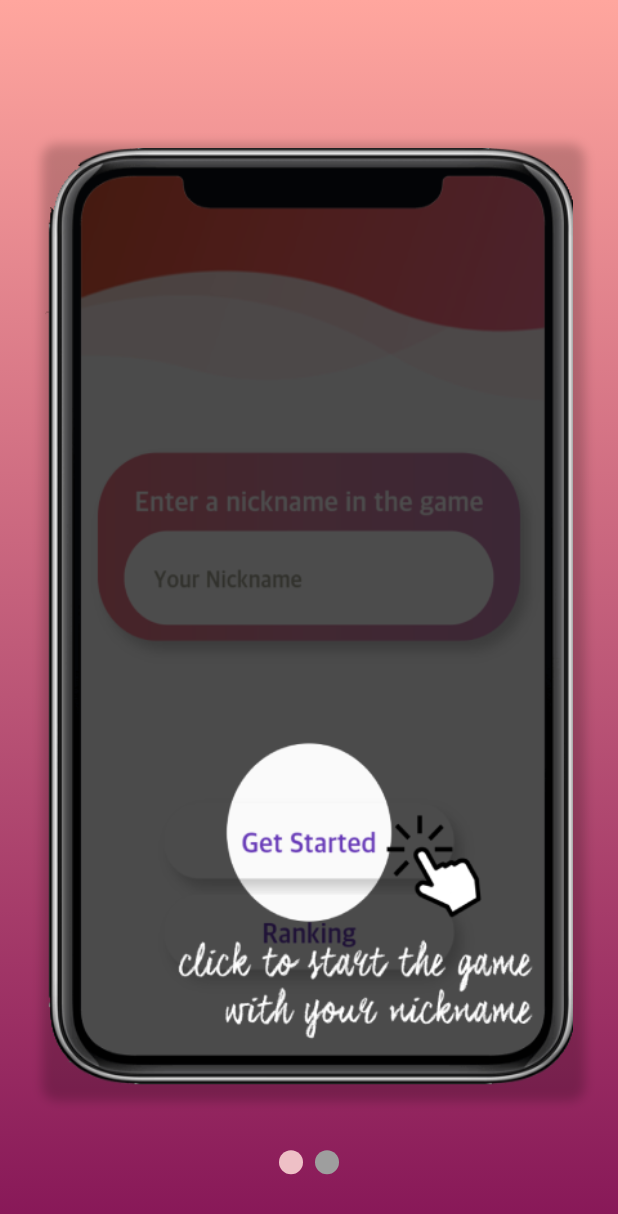
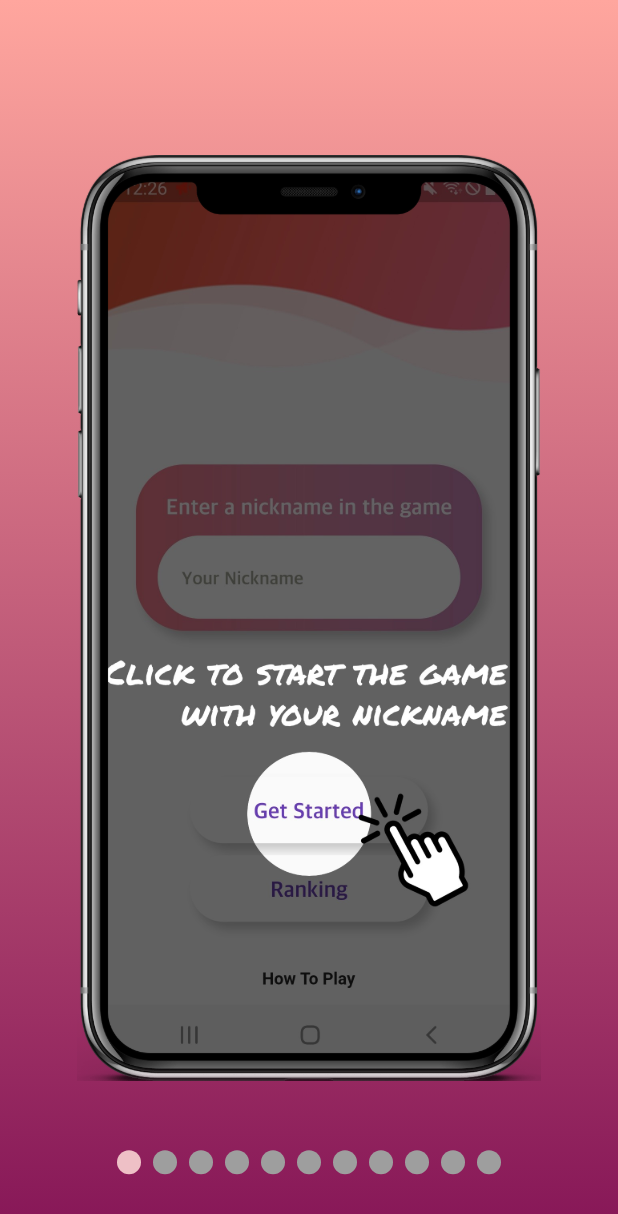
Before and after one commit to mingdyuo/motion_recognizing_game, a Flutter app: the Tutorial screen opened directly, on a phone screen of 412 x 824 dp. Shown: the top 1214 px of the screen. Run offline on Flutter 3.47's test engine with Material 2 defaults, Android fonts, the phone set to English and light mode, and no system bars; drawn by our look-alikes of smooth_page_indicator; our stand-ins replace device_info, dio, native_screenshot, permission_handler; missing offline and left inert: agora_rtc_engine, tflite; project files that could hold a hidden picture were left out.

Commit message:
Added images for tutorial page

```diff
--- a/lib/tutorial.dart
+++ b/lib/tutorial.dart
@@ -9,6 +9,20 @@ class Tutorial extends StatefulWidget {
 
 class _TutorialState extends State<Tutorial> {
   final controller = PageController(viewportFraction: 1);
+
+  List<Widget> pages = [
+    PhoneImage(assetName: 'assets/images/tutorial_main_1.jpg',),
+    PhoneImage(assetName: 'assets/images/tutorial_main_2.jpg',),
+    PhoneImage(assetName: 'assets/images/tutorial_2.jpg',),
+    PhoneImage(assetName: 'assets/images/tutorial_3.jpg',),
+    PhoneImage(assetName: 'assets/images/tutorial_4.jpg',),
+    PhoneImage(assetName: 'assets/images/tutorial_5_1.jpg',),
+    PhoneImage(assetName: 'assets/images/tutorial_5_2.jpg',),
+    PhoneImage(assetName: 'assets/images/tutorial_5_3.jpg',),
+    PhoneImage(assetName: 'assets/images/tutorial_6.jpg',),
+    PhoneImage(assetName: 'assets/images/tutorial_7.jpg',),
+    PhoneImage(assetName: 'assets/images/tutorial_8.jpg',),
+  ];
 
   @override
   Widget build(BuildContext context) {
@@ -33,22 +47,13 @@ class _TutorialState extends State<Tutorial> {
             PageView(
                 controller: controller,
                 physics: BouncingScrollPhysics(),
-                children: <Widget>[
-                  ImagePage(
-                    assetName: "assets/images/tutorial_main_1.png",
-                  ),
-                  ImagePage(
-                    assetName: "assets/images/tutorial_main_2.png",
-                  ),
-
-
-                ]
+                children: pages
             ),
             Positioned(
               bottom : _height * 0.05,
               child: SmoothPageIndicator(
                 controller: controller,
-                count: 2,
+                count: pages.length,
                 effect: JumpingDotEffect(
                   activeDotColor: Color.fromARGB(255,0xEE, 0xC0, 0xC6)
                 ),
@@ -62,38 +67,37 @@ class _TutorialState extends State<Tutorial> {
 }
 
 
-
-class ImagePage extends StatelessWidget{
+class PhoneImage extends StatelessWidget {
   String assetName;
-  ImagePage({this.assetName});
+  PhoneImage({this.assetName});
   @override
-  Widget build(BuildContext context){
+  Widget build(BuildContext context) {
     Size _size = MediaQuery.of(context).size;
     double _width = _size.width;
     double _height = _size.height;
     return Container(
+      width: _width * 0.75,
+      height: _width * 0.75 * 2.2,
+      child: Stack(
         alignment: Alignment.center,
-        margin: EdgeInsets.all(30),
-        decoration: BoxDecoration(
-          borderRadius: BorderRadius.circular(10),
-        ),
-        child: Container(
-          decoration: BoxDecoration(
-              borderRadius: BorderRadius.circular(10),
-              boxShadow: [
-                BoxShadow(
-                  blurRadius: 5,
-                  spreadRadius: 5,
-                  color: Colors.black.withOpacity(.2),
-                  offset: Offset(3.0, 3.0),
-                ),
-              ]
+        children: [
+          Container(
+            padding: EdgeInsets.all(30),
+            child: ClipRRect(
+              borderRadius: BorderRadius.circular(30),
+              child: Image.asset(
+                assetName,
+                width: _width * 0.7,
+              ),
+            ),
           ),
-          child: Image.asset(
-              assetName,
-              fit: BoxFit.contain
-          ),
-        )
+          Image.asset(
+              'assets/images/frame.png',
+              width: _width * 0.75,
+            fit: BoxFit.fill
+          )
+        ],
+      ),
     );
   }
 }
```
Also changed, not shown: lib/interface/interface_game_info.dart (+0 -22 lines), assets/images/frame.png (added), assets/images/tutorial_1.jpg (added), assets/images/tutorial_2.jpg (added), assets/images/tutorial_3.jpg (added), assets/images/tutorial_4.jpg (added), assets/images/tutorial_5_1.jpg (added), assets/images/tutorial_5_2.jpg (added), assets/images/tutorial_5_3.jpg (added), assets/images/tutorial_6.jpg (added), assets/images/tutorial_7.jpg (added), assets/images/tutorial_8.jpg (added), assets/images/tutorial_main_1.jpg (added), assets/images/tutorial_main_1.png (deleted), 2 more files.
